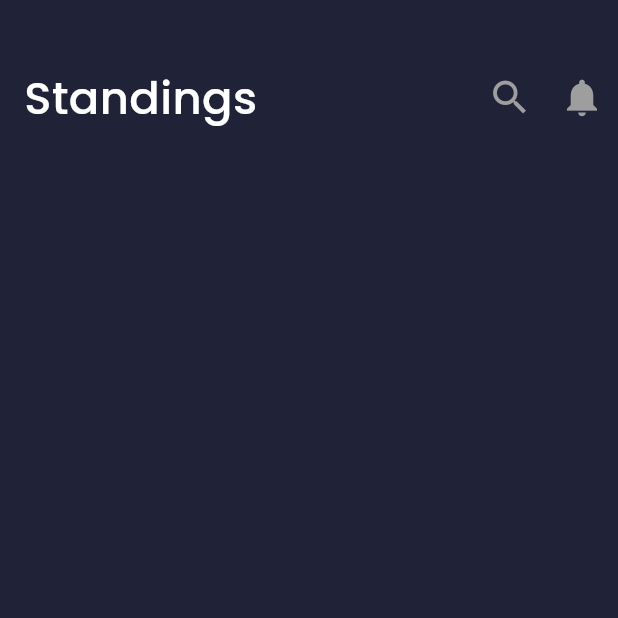
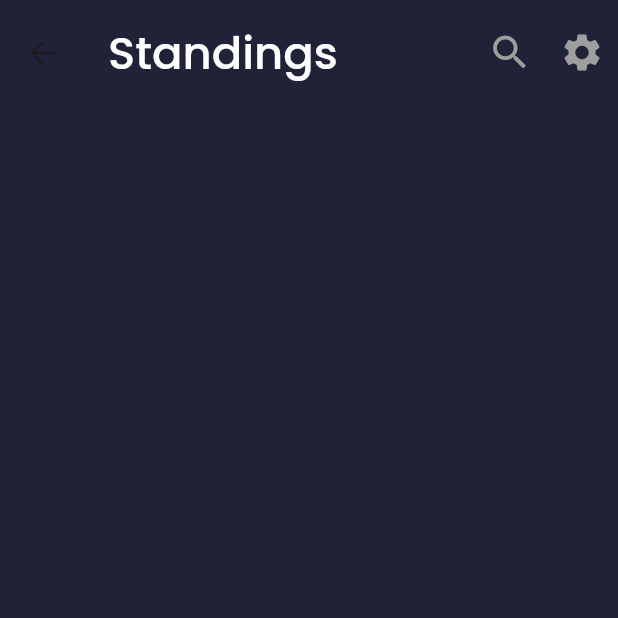
Before and after one commit to RJ2607/football_app, a Flutter app: the Standings screen opened directly, on a phone screen of 412 x 824 dp, the top half of it. Run offline on Flutter 3.47's test engine with Material 3 defaults, Android fonts, the phone set to English and light mode, and no system bars; our stand-ins replace curved_navigation_bar; network calls fail.

Commit message:
Update screen imports and app bar

```diff
--- a/lib/components/Bottom_nav.dart
+++ b/lib/components/Bottom_nav.dart
@@ -6,7 +6,7 @@ import 'package:curved_navigation_bar/curved_navigation_bar.dart';
 import 'package:flutter/material.dart';
 import 'package:football_app/screens/HomePage.dart';
 import 'package:football_app/screens/Matches.dart';
-import 'package:football_app/screens/News.dart';
+import 'package:football_app/screens/Transfers.dart';
 import 'package:football_app/screens/Standings.dart';
 
 class MyBottomNav extends StatefulWidget {
@@ -21,7 +21,7 @@ class _MyBottomNavState extends State<MyBottomNav> {
   static const List<Widget> _widgetOptions = <Widget>[
     MyHome(),
     Matches(),
-    News(),
+    Transfers(),
     Standings()
   ];
   void _onItemTapped(int index) {
--- /dev/null
+++ b/lib/components/appBar.dart
@@ -0,0 +1,29 @@
+import 'package:flutter/material.dart';
+
+AppBar appBar(String title) {
+  return AppBar(
+    toolbarHeight: 70,
+    backgroundColor: Color.fromARGB(255, 32, 34, 56),
+    elevation: 0,
+    title: Text('${title}',
+        style: TextStyle(
+            color: Colors.white,
+            fontSize: 30,
+            fontFamily: 'Poppins',
+            fontWeight: FontWeight.w500)),
+    actions: [
+      IconButton(
+        onPressed: () {},
+        icon: Icon(Icons.search),
+        iconSize: 30,
+        color: Colors.grey,
+      ),
+      IconButton(
+        onPressed: () {},
+        icon: Icon(Icons.settings),
+        iconSize: 30,
+        color: Colors.grey,
+      ),
+    ],
+  );
+}
--- a/lib/screens/Standings.dart
+++ b/lib/screens/Standings.dart
@@ -1,4 +1,5 @@
 import 'package:flutter/material.dart';
+import 'package:football_app/components/appBar.dart';
 
 class Standings extends StatefulWidget {
   const Standings({super.key});
@@ -11,43 +12,17 @@ class _StandingsState extends State<Standings> {
   @override
   Widget build(BuildContext context) {
     return Scaffold(
+        appBar: appBar('Standings'),
         // bottomNavigationBar: MyBottomNav(),
         body: Padding(
-      padding: const EdgeInsets.only(left: 16),
-      child: Column(
-        children: [
-          SizedBox(
-            height: 0.05 * MediaQuery.of(context).size.height,
-          ),
-          Row(
-            mainAxisAlignment: MainAxisAlignment.spaceBetween,
+          padding: const EdgeInsets.only(left: 16),
+          child: Column(
             children: [
-              Text("Standings",
-                  style: TextStyle(
-                      color: Colors.white,
-                      fontSize: 30,
-                      fontFamily: 'Poppins',
-                      fontWeight: FontWeight.w500)),
-              Row(
-                children: [
-                  IconButton(
-                    onPressed: () {},
-                    icon: Icon(Icons.search),
-                    iconSize: 30,
-                    color: Colors.grey,
-                  ),
-                  IconButton(
-                    onPressed: () {},
-                    icon: Icon(Icons.notifications),
-                    iconSize: 30,
-                    color: Colors.grey,
-                  )
-                ],
+              SizedBox(
+                height: 0.05 * MediaQuery.of(context).size.height,
               ),
             ],
           ),
-        ],
-      ),
-    ));
+        ));
   }
 }
```
Also changed, not shown: lib/screens/HomePage.dart (+38 -39 lines), lib/screens/Matches.dart (+7 -32 lines).
